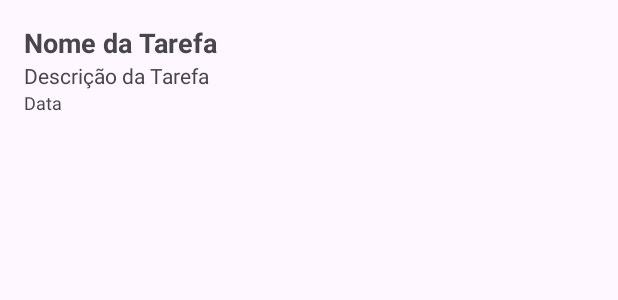
After one commit to rayanemelo/smart_tasks_android, an Android app: the layout item_tarefa.xml on its own in the app's theme, with its tools: preview values and no code run, on a phone screen of 412 x 824 dp. The commit adds this screen. Shown: the top 300 px of the screen. Run offline under Robolectric (Android 15) with nearby library versions, the phone set to English and light mode, and no system bars.

```diff
--- a/app/src/main/java/com/rayeleo/smarttasks/MainActivity.java
+++ b/app/src/main/java/com/rayeleo/smarttasks/MainActivity.java
@@ -30,7 +30,7 @@ public class MainActivity extends AppCompatActivity {
     }
 
     public void abrirTelaListagem(View v) {
-        Intent intent = new Intent(this, CadastroActivity.class); //alterar
+        Intent intent = new Intent(this, ListagemActivity.class);
         startActivity(intent);
     }
 
--- /dev/null
+++ b/app/src/main/res/layout/item_tarefa.xml
@@ -0,0 +1,29 @@
+<?xml version="1.0" encoding="utf-8"?>
+<LinearLayout xmlns:android="http://schemas.android.com/apk/res/android"
+    android:layout_width="match_parent"
+    android:layout_height="wrap_content"
+    android:orientation="vertical"
+    android:padding="16dp">
+
+    <TextView
+        android:id="@+id/textViewNome"
+        android:layout_width="match_parent"
+        android:layout_height="wrap_content"
+        android:text="Nome da Tarefa"
+        android:textSize="18sp"
+        android:textStyle="bold" />
+
+    <TextView
+        android:id="@+id/textViewDescricao"
+        android:layout_width="match_parent"
+        android:layout_height="wrap_content"
+        android:text="Descrição da Tarefa"
+        android:textSize="14sp" />
+
+    <TextView
+        android:id="@+id/textViewData"
+        android:layout_width="match_parent"
+        android:layout_height="wrap_content"
+        android:text="Data"
+        android:textSize="12sp" />
+</LinearLayout>
```
Also changed, not shown: app/src/main/java/com/rayeleo/smarttasks/CadastroActivity.java (+9 -1 lines), app/src/main/java/com/rayeleo/smarttasks/ListagemActivity.java (+12 -0 lines), app/src/main/java/com/rayeleo/smarttasks/adapters/TarefaAdapter.java (added, +67 -0 lines), app/src/main/res/layout/activity_listagem.xml (+8 -5 lines).
